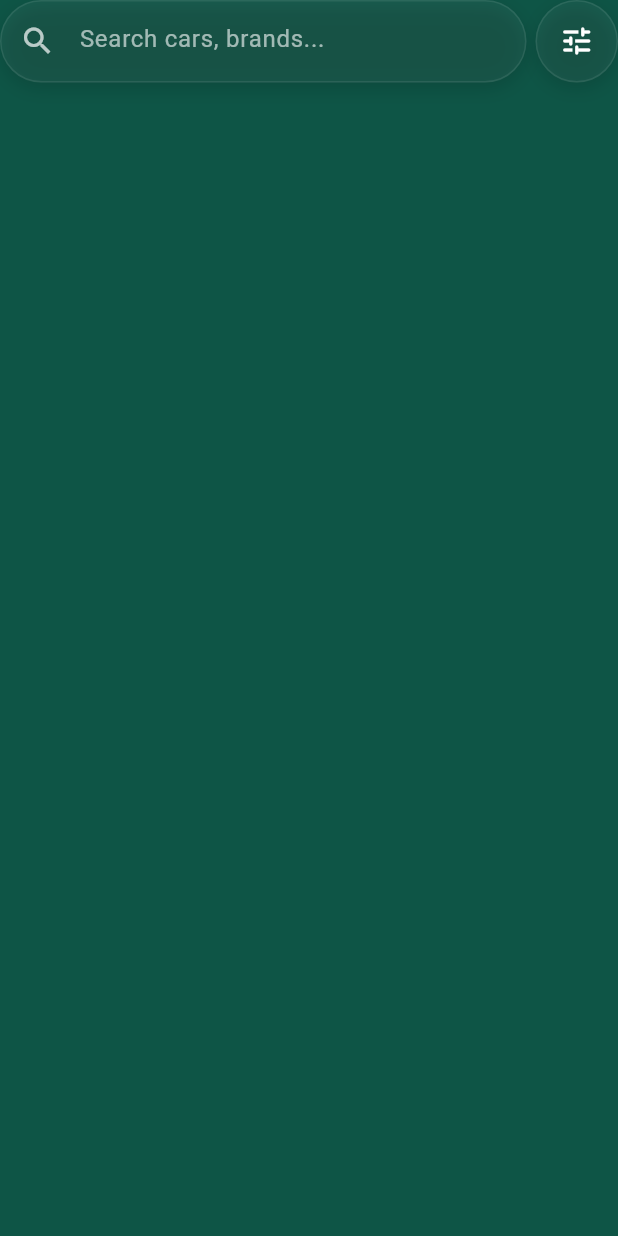
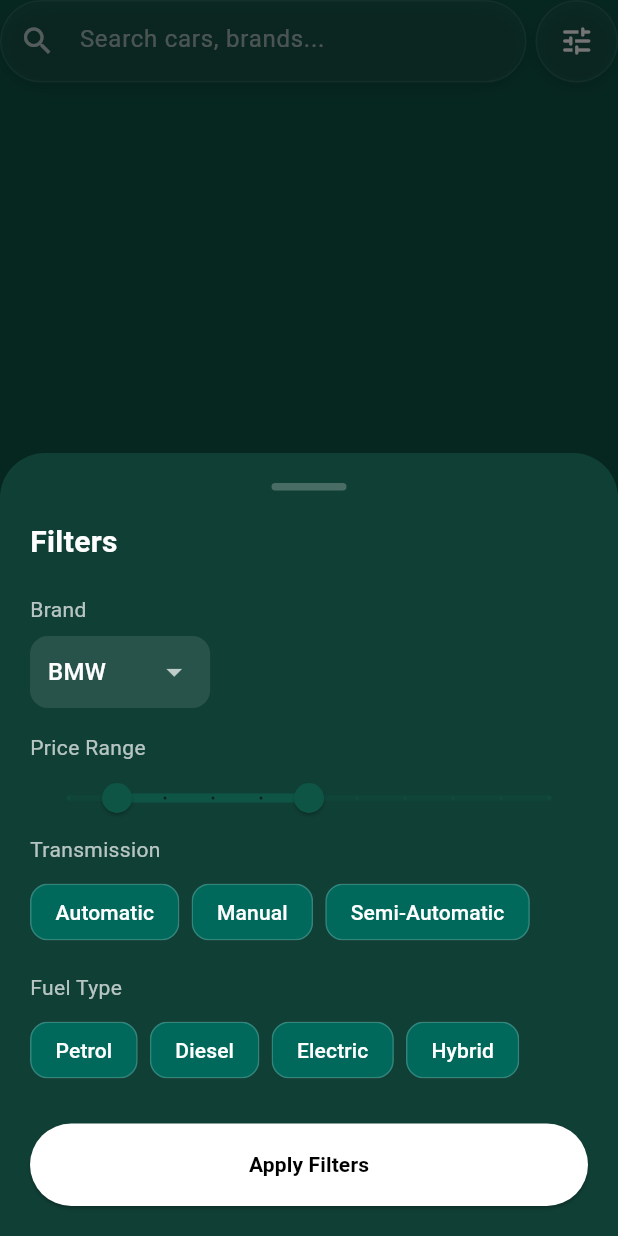
Before and after one commit to Eustachekamala/Car_Marketplace, a Flutter app: the SearchBarWidget widget shown alone on an empty page, opened directly, after a tap on the "tune" icon, on a phone screen of 412 x 824 dp. Run offline on Flutter 3.47's test engine with Material 3 defaults, Android fonts, the phone set to English and light mode, and no system bars; missing offline and left inert: avatar_plus.

Commit message:
2. Added a bottomModalSheet in the search_bar_widget to filter car by brand, transmission, fuel-type, price range

```diff
--- a/lib/pages/home_screen.dart
+++ b/lib/pages/home_screen.dart
@@ -249,7 +249,7 @@ class _HomeScreenState extends State<HomeScreen> {
               ),
 
               const SizedBox(height: 15),
-              const SearchBarWidget(),
+              SearchBarWidget(),
               const SizedBox(height: 10),
 
               Row(
--- a/lib/pages/onboarding_screen.dart
+++ b/lib/pages/onboarding_screen.dart
@@ -35,7 +35,7 @@ class OnboardingScreen extends StatelessWidget {
 
           SafeArea(
             child: Padding(
-              padding: const EdgeInsets.symmetric(horizontal: 24.0),
+              padding: const EdgeInsets.symmetric(horizontal: 15.0),
               child: Column(
                 crossAxisAlignment: CrossAxisAlignment.start,
                 children: [
--- a/lib/widgets/search_bar_widget.dart
+++ b/lib/widgets/search_bar_widget.dart
@@ -3,10 +3,130 @@ import 'package:flutter/material.dart';
 class SearchBarWidget extends StatelessWidget {
   const SearchBarWidget({super.key});
 
+  void showFilterBottomSheet(BuildContext context) {
+    showModalBottomSheet(
+      context: context,
+      isScrollControlled: true,
+      backgroundColor: Colors.transparent,
+      builder: (context) {
+        return Container(
+          padding: const EdgeInsets.all(20),
+          decoration: const BoxDecoration(
+            color: Color(0xFF103F35),
+            borderRadius: BorderRadius.only(
+              topLeft: Radius.circular(30),
+              topRight: Radius.circular(30),
+            ),
+          ),
+          child: SingleChildScrollView(
+            child: Column(
+              mainAxisSize: MainAxisSize.min,
+              crossAxisAlignment: CrossAxisAlignment.start,
+              children: [
+                /// Handle
+                Center(
+                  child: Container(
+                    width: 50,
+                    height: 5,
+                    decoration: BoxDecoration(
+                      color: Colors.white24,
+                      borderRadius: BorderRadius.circular(10),
+                    ),
+                  ),
+                ),
+
+                const SizedBox(height: 20),
+
+                /// Title
+                const Text(
+                  "Filters",
+                  style: TextStyle(
+                    color: Colors.white,
+                    fontSize: 20,
+                    fontWeight: FontWeight.w600,
+                  ),
+                ),
+
+                const SizedBox(height: 20),
+
+                /// Brand
+                const Text("Brand", style: TextStyle(color: Colors.white70)),
+                const SizedBox(height: 8),
+                _buildDropdown(["BMW", "Mercedes", "Nissan", "Mazda", "Tesla"]),
+
+                const SizedBox(height: 16),
+
+                /// Price Range
+                const Text(
+                  "Price Range",
+                  style: TextStyle(color: Colors.white70),
+                ),
+                RangeSlider(
+                  values: const RangeValues(10000, 50000),
+                  min: 0,
+                  max: 100000,
+                  divisions: 10,
+                  labels: const RangeLabels("10k", "50k"),
+                  onChanged: (values) {
+                    // TODO: Handle price range change
+                  },
+                ),
+
+                /// Transmission
+                const Text(
+                  "Transmission",
+                  style: TextStyle(color: Colors.white70),
+                ),
+                const SizedBox(height: 8),
+                _buildChips(["Automatic", "Manual", "Semi-Automatic"]),
+
+                const SizedBox(height: 16),
+
+                /// Fuel Type
+                const Text(
+                  "Fuel Type",
+                  style: TextStyle(color: Colors.white70),
+                ),
+                const SizedBox(height: 8),
+                _buildChips(["Petrol", "Diesel", "Electric", "Hybrid"]),
+
+                const SizedBox(height: 25),
+
+                /// Apply Button
+                SizedBox(
+                  width: double.infinity,
+                  height: 55,
+                  child: ElevatedButton(
+                    onPressed: () => Navigator.pop(context),
+                    style: ElevatedButton.styleFrom(
+                      backgroundColor: Colors.white,
+                      foregroundColor: Colors.black,
+                      shape: RoundedRectangleBorder(
+                        borderRadius: BorderRadius.circular(40),
+                      ),
+                    ),
+                    child: const Text(
+                      "Apply Filters",
+                      style: TextStyle(fontWeight: FontWeight.w600),
+                    ),
+                  ),
+                ),
+
+                /// Bottom safe spacing
+                SizedBox(height: MediaQuery.of(context).viewInsets.bottom),
+              ],
+            ),
+          ),
+        );
+      },
+    );
+  }
+
   @override
   Widget build(BuildContext context) {
     return Row(
       children: [
+        /// Search field
         Expanded(
           child: Container(
             height: 55,
@@ -22,20 +142,23 @@ class SearchBarWidget extends StatelessWidget {
                 ),
               ],
             ),
-            child: TextField(
-              style: const TextStyle(color: Colors.white),
+            child: const TextField(
+              style: TextStyle(color: Colors.white),
               cursorColor: Colors.white,
               decoration: InputDecoration(
                 hintText: "Search cars, brands...",
-                hintStyle: const TextStyle(color: Colors.white60),
-                prefixIcon: const Icon(Icons.search, color: Colors.white70),
+                hintStyle: TextStyle(color: Colors.white60),
+                prefixIcon: Icon(Icons.search, color: Colors.white70),
                 border: InputBorder.none,
-                contentPadding: const EdgeInsets.symmetric(vertical: 16),
+                contentPadding: EdgeInsets.symmetric(vertical: 16),
               ),
             ),
           ),
         ),
+
         const SizedBox(width: 6),
+
+        /// Filter button
         Container(
           height: 55,
           width: 55,
@@ -52,13 +175,55 @@ class SearchBarWidget extends StatelessWidget {
             ],
           ),
           child: IconButton(
-            onPressed: () {
-              // TODO, Filter
-            },
+            onPressed: () => showFilterBottomSheet(context),
             icon: const Icon(Icons.tune_rounded, color: Colors.white),
           ),
         ),
       ],
     );
   }
+
+  Widget _buildDropdown(List<String> items) {
+    return Container(
+      padding: const EdgeInsets.symmetric(horizontal: 12),
+      decoration: BoxDecoration(
+        color: Colors.white10,
+        borderRadius: BorderRadius.circular(12),
+      ),
+      child: DropdownButtonHideUnderline(
+        child: DropdownButton<String>(
+          dropdownColor: const Color(0xFF103F35),
+          value: items.first,
+          items: items
+              .map(
+                (e) => DropdownMenuItem(
+                  value: e,
+                  child: Text(e, style: const TextStyle(color: Colors.white)),
+                ),
+              )
+              .toList(),
+          onChanged: (value) {
+            // TODO: Handle dropdown change
+          },
+        ),
+      ),
+    );
+  }
+
+  Widget _buildChips(List<String> options) {
+    return Wrap(
+      spacing: 8,
+      children: options.map((e) {
+        return Chip(
+          label: Text(e),
+          shape: RoundedRectangleBorder(
+            borderRadius: BorderRadius.circular(12),
+          ),
+          side: const BorderSide(color: Colors.white10),
+          backgroundColor: Colors.teal.shade800,
+          labelStyle: const TextStyle(color: Colors.white),
+        );
+      }).toList(),
+    );
+  }
 }
```
